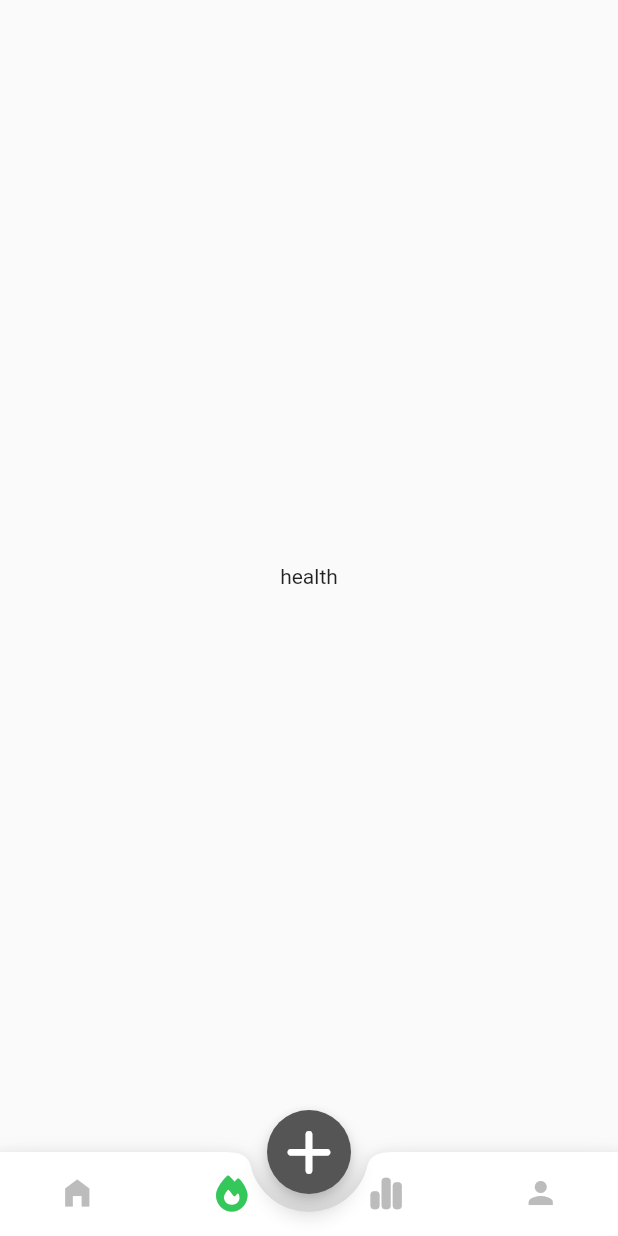
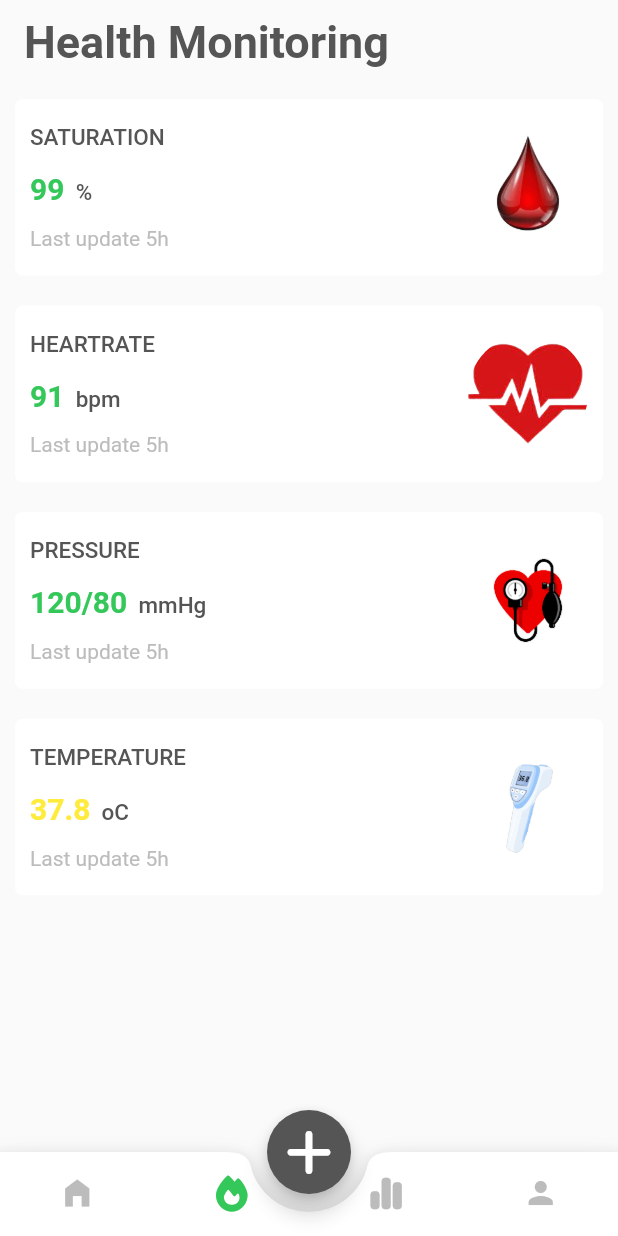
Before and after one commit to Stephen-Essoun/health-reminder, a Flutter app: the screen it shows after launch, item 2 of the bottom bar chosen, on a phone screen of 412 x 824 dp. Run offline on Flutter 3.47's test engine with Material 2 defaults, Android fonts, the phone set to English and light mode, and no system bars; our stand-ins replace firebase_auth, firebase_core, font_awesome_flutter, table_calendar; accounts and stored records are empty; Roboto replaces fonts that are missing (Montserrat).

Commit message:
completed health monitoring page

```diff
--- a/lib/module/container_module.dart
+++ b/lib/module/container_module.dart
@@ -1,6 +1,9 @@
 import 'package:flutter/material.dart';
 import 'package:pillset/commons/utils/text_theme.dart';
 
+///this model is passed to the gridview containers in the home page and the tiles in the second page.
+///
+///
 class CModel {
   String heading;
   String image;
@@ -16,7 +19,7 @@ class CModel {
 List cmodel = [
   CModel(
       heading: 'SATURATION',
-      image: 'images/heart.png',
+      image: 'images/blood.png',
       widget: TextSpan(
         text: '99',
         style: textTheme.headline4,
@@ -27,7 +30,7 @@ List cmodel = [
       ending: 'Last update 5h'),
   CModel(
       heading: 'HEARTRATE',
-      image: 'images/heart.png',
+      image: 'images/heartrate.png',
       widget: TextSpan(
         text: '91',
         style: textTheme.headline4,
@@ -38,7 +41,7 @@ List cmodel = [
       ending: 'Last update 5h'),
   CModel(
       heading: 'PRESSURE',
-      image: 'images/heart.png',
+      image: 'images/pressure.png',
       widget: TextSpan(
         text: '120/80',
         style: textTheme.headline4,
@@ -49,7 +52,7 @@ List cmodel = [
       ending: 'Last update 5h'),
   CModel(
       heading: 'TEMPERATURE',
-      image: 'images/heart.png',
+      image: 'images/temperature.png',
       widget: TextSpan(
         text: '37.8',
         style: textTheme.headline4!.copyWith(color: Colors.yellow),
--- a/lib/views/main_screen.dart
+++ b/lib/views/main_screen.dart
@@ -29,7 +29,7 @@ class _MainScreenState extends State<MainScreen> {
        valueListenable: onTap,
       builder: (context,value,child) {
         return Scaffold(
-          // extendBody: true,
+          extendBody: true,
           body: SafeArea(
             bottom: false,
             child: pages[value],
@@ -39,8 +39,7 @@ class _MainScreenState extends State<MainScreen> {
             color: white,
             shape: const CircularNotchedRectangle(),
             child: BottomNavigationBar(
-                // key: navKey,
-                backgroundColor: Colors.transparent,
+                 backgroundColor: Colors.transparent,
                 elevation: 0,
                 type: BottomNavigationBarType.fixed,
                 selectedItemColor: green,
--- a/lib/views/nav_but_view/second_view.dart
+++ b/lib/views/nav_but_view/second_view.dart
@@ -1,12 +1,59 @@
-import 'package:flutter/cupertino.dart';
-import 'package:flutter/src/widgets/container.dart';
-import 'package:flutter/src/widgets/framework.dart';
+import 'package:flutter/material.dart';
+import 'package:pillset/commons/components/appbar.dart';
+import '../../commons/utils/colors.dart';
+import '../../commons/utils/text_theme.dart';
+import '../../module/container_module.dart';
 
 class HealthView extends StatelessWidget {
   const HealthView({super.key});
 
   @override
   Widget build(BuildContext context) {
-    return Center(child: Text('health'),);
+    return Scaffold(
+        appBar: const ApBar(title: 'Health Monitoring'),
+        body: SafeArea(
+          minimum: const EdgeInsets.symmetric(horizontal: 10),
+          child: ListView.builder(
+            itemCount: cmodel.length,
+            itemBuilder: (ctx, index) => Padding(
+              padding: const EdgeInsets.symmetric(vertical: 10),
+              child: Container(
+                decoration: BoxDecoration(
+                  color: white,
+                  borderRadius: BorderRadius.circular(5),
+                ),
+                height: MediaQuery.of(context).size.height / 7,
+                child: Padding(
+                  padding: const EdgeInsets.all(10),
+                  child: Row(
+                    children: [
+                      Column(
+                        mainAxisAlignment: MainAxisAlignment.spaceAround,
+                        crossAxisAlignment: CrossAxisAlignment.start,
+                        children: [
+                          Text(
+                            cmodel[index].heading,
+                            style: textTheme.headline2,
+                          ),
+                          RichText(text: cmodel[index].widget),
+                          Text(
+                            cmodel[index].ending,
+                            style: const TextStyle(color: whiteGrey),
+                          )
+                        ],
+                      ),
+                     const Spacer(),
+                      CircleAvatar(
+                        radius: 40,
+                        backgroundColor: Colors.transparent,
+                        backgroundImage: AssetImage(cmodel[index].image),
+                      ),
+                    ],
+                  ),
+                ),
+              ),
+            ),
+          ),
+        ));
   }
 }
```
Also changed, not shown: lib/module/lmodel.dart (added, +117 -0 lines), lib/views/home_view.dart (+70 -23 lines), lib/views/nav_but_view/fourth_view.dart (+42 -4 lines), images/amlokard.png (added), images/blood.png (added), images/centrum.png (added), images/cinupret.png (added), images/heartrate.png (added), images/intimate.png (added), images/pressure.png (added), images/temperature.png (added).
